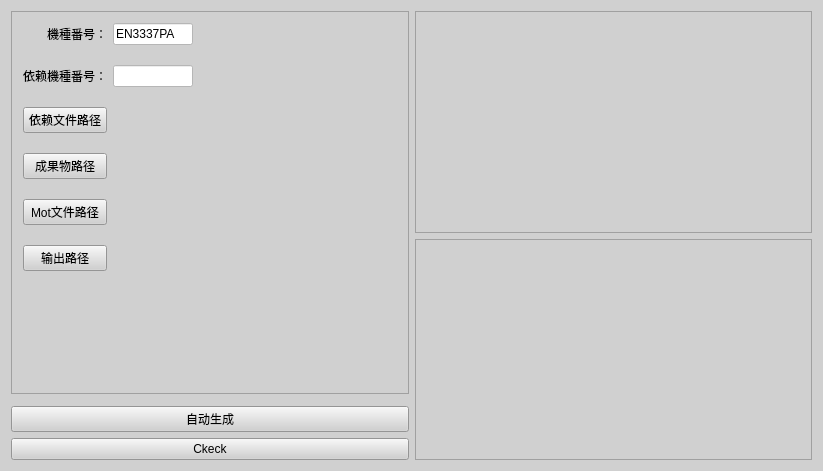
Old version of the form Forms/AutomationTool.ui in the repository 335134701/QT_Demo.
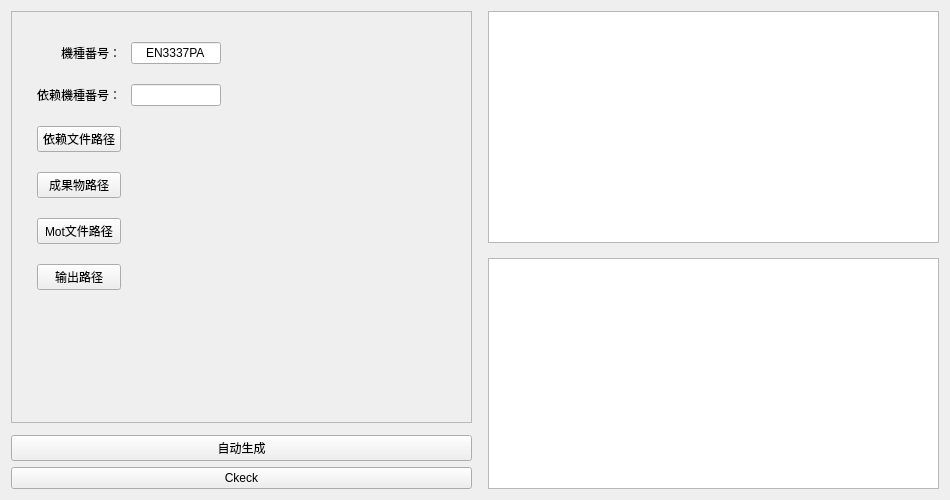
New version of the form.

```diff
--- a/Forms/AutomationTool.ui
+++ b/Forms/AutomationTool.ui
@@ -6,14 +6,14 @@
    <rect>
     <x>0</x>
     <y>0</y>
-    <width>823</width>
-    <height>471</height>
+    <width>950</width>
+    <height>500</height>
    </rect>
   </property>
   <property name="minimumSize">
    <size>
-    <width>0</width>
-    <height>0</height>
+    <width>950</width>
+    <height>500</height>
    </size>
   </property>
   <property name="windowTitle">
@@ -23,10 +23,6 @@
    <property name="autoFillBackground">
     <bool>false</bool>
    </property>
-   <property name="styleSheet">
-    <string notr="true">background-color: rgb(208, 208, 208);
-font: 75 10pt &quot;Consolas&quot;;</string>
-   </property>
    <layout class="QGridLayout" name="gridLayout">
     <item row="0" column="2" rowspan="4">
      <widget class="QWidget" name="widget" native="true">
@@ -44,7 +40,7 @@
       </property>
       <layout class="QGridLayout" name="gridLayout_2">
        <property name="leftMargin">
-        <number>0</number>
+        <number>10</number>
        </property>
        <property name="topMargin">
         <number>0</number>
@@ -55,8 +51,21 @@
        <property name="bottomMargin">
         <number>0</number>
        </property>
+       <property name="horizontalSpacing">
+        <number>0</number>
+       </property>
+       <property name="verticalSpacing">
+        <number>15</number>
+       </property>
        <item row="0" column="0">
-        <widget class="QTableView" name="MessageView"/>
+        <widget class="QTableView" name="MessageView">
+         <property name="minimumSize">
+          <size>
+           <width>0</width>
+           <height>0</height>
+          </size>
+         </property>
+        </widget>
        </item>
        <item row="1" column="0">
         <widget class="QTextEdit" name="LogView">
@@ -90,13 +99,13 @@
       </property>
       <property name="minimumSize">
        <size>
-        <width>300</width>
+        <width>350</width>
         <height>0</height>
        </size>
       </property>
       <property name="maximumSize">
        <size>
-        <width>400</width>
+        <width>500</width>
         <height>16777215</height>
        </size>
       </property>
@@ -113,8 +122,20 @@
        <enum>QFrame::Raised</enum>
       </property>
       <layout class="QGridLayout" name="gridLayout_3">
+       <property name="leftMargin">
+        <number>25</number>
+       </property>
+       <property name="topMargin">
+        <number>30</number>
+       </property>
+       <property name="rightMargin">
+        <number>10</number>
+       </property>
+       <property name="bottomMargin">
+        <number>10</number>
+       </property>
        <property name="horizontalSpacing">
-        <number>6</number>
+        <number>10</number>
        </property>
        <property name="verticalSpacing">
         <number>20</number>
@@ -270,7 +291,7 @@
          </property>
          <property name="maximumSize">
           <size>
-           <width>80</width>
+           <width>90</width>
            <height>16777215</height>
           </size>
          </property>
@@ -278,8 +299,7 @@
           <bool>false</bool>
          </property>
          <property name="styleSheet">
-          <string notr="true">background-color: rgb(255, 255, 255);
-font: 75 11pt &quot;Consolas&quot;;</string>
+          <string notr="true"/>
          </property>
          <property name="text">
           <string>EN3337PA</string>
@@ -287,6 +307,9 @@
          <property name="maxLength">
           <number>8</number>
          </property>
+         <property name="alignment">
+          <set>Qt::AlignCenter</set>
+         </property>
         </widget>
        </item>
        <item row="2" column="0">
@@ -365,17 +388,19 @@
          </property>
          <property name="maximumSize">
           <size>
-           <width>80</width>
+           <width>90</width>
            <height>16777215</height>
           </size>
          </property>
          <property name="styleSheet">
-          <string notr="true">background-color: rgb(255, 255, 255);
-font: 75 11pt &quot;Consolas&quot;;</string>
+          <string notr="true"/>
          </property>
          <property name="maxLength">
           <number>8</number>
          </property>
+         <property name="alignment">
+          <set>Qt::AlignCenter</set>
+         </property>
         </widget>
        </item>
        <item row="3" column="0">
```
Left out of the diff: 21 changed lines with no effect on the pictures.
